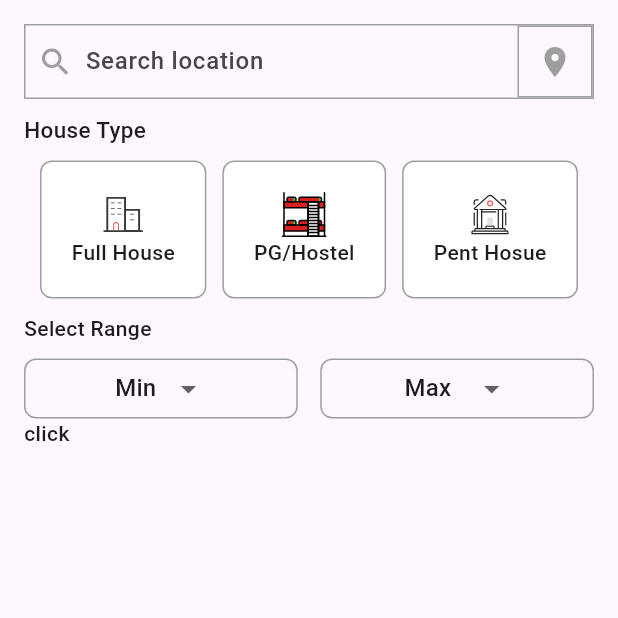
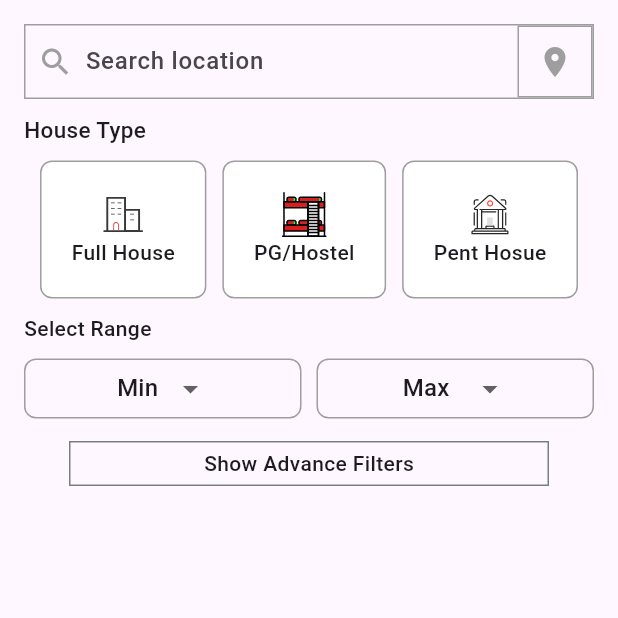
Before and after one commit to sandeepraju124/SSSv1, a Flutter app: the HouseSearch screen opened directly, on a phone screen of 412 x 824 dp, the top half of it. Run offline on Flutter 3.47's test engine with Material 3 defaults, Android fonts, the phone set to English and light mode, and no system bars; our stand-ins replace firebase_auth, firebase_core, flutter_rating_bar, flutter_screenutil, flutter_svg, freezed_annotation and 8 more; missing offline and left inert: autoscale_tabbarview; accounts and stored records are empty; network calls fail.

Commit message:
house search 3

```diff
--- a/lib/HousingServices/house_search.dart
+++ b/lib/HousingServices/house_search.dart
@@ -2,6 +2,7 @@
 
 import 'package:flutter/material.dart';
 import 'package:flutter_svg/flutter_svg.dart';
+import 'package:sssv1/utils/constants.dart';
 
 class HouseSearch extends StatefulWidget {
   const HouseSearch({super.key});
@@ -12,7 +13,9 @@ class HouseSearch extends StatefulWidget {
 
 class _HouseSearchState extends State<HouseSearch> {
   HosueType? _selectedType;
+
   bool _showAdvanceFilters = false;
+
   Map<BHKType, bool> selectedBHKTypes = {
     BHKType.BHK1: false,
     BHKType.BHK2: false,
@@ -39,6 +42,9 @@ class _HouseSearchState extends State<HouseSearch> {
     "40000",
     "50000"
   ];
+
+  String _ShowAdvance = "Show Advance Filters";
+  String _HideAdvance = "Hide Advance Filters";
 
   @override
   Widget build(BuildContext context) {
@@ -205,71 +211,73 @@ class _HouseSearchState extends State<HouseSearch> {
           Row(
             children: [
               Expanded(
-                child: Container(
-                  height: 40,
-                  decoration: BoxDecoration(
-                    borderRadius: BorderRadius.circular(8),
-                    border: Border.all(
-                      color: Colors.grey,
-                      width: 1.0,
-                    ),
-                  ),
-                  child: Center(
-                      child: DropdownButtonHideUnderline(
-                    child: DropdownButton(
-                      items: _dropDowndownOptionsMin.map((String item) {
-                        return DropdownMenuItem(value: item, child: Text(item));
-                      }).toList(),
-                      onChanged: (String? newvalue) {
-                        setState(() {
-                          _selectedDropdownMin = newvalue!;
-                        });
-                      },
-                      value: _selectedDropdownMin,
-                    ),
-                  )),
+                child: _dropDown(
+                  options: _dropDowndownOptionsMin,
+                  onChanged: (String? newvalue) {
+                    setState(() {
+                      _selectedDropdownMin = newvalue!;
+                    });
+                  },
+                  selectedValue: _selectedDropdownMin,
                 ),
               ),
-              SizedBox(width: 15,),
+              SizedBox(width: 10,),
               Expanded(
-                child: Container(
-                  height: 40,
-                  decoration: BoxDecoration(
-                    borderRadius: BorderRadius.circular(8),
-                    border: Border.all(
-                      color: Colors.grey,
-                      width: 1.0,
-                    ),
-                  ),
-                  child: Center(
-                      child: DropdownButtonHideUnderline(
-                    child: DropdownButton(
-                      items: _dropDowndownOptionsMax.map((String item) {
-                        return DropdownMenuItem(value: item, child: Text(item));
-                      }).toList(),
-                      onChanged: (String? newvalue) {
-                        setState(() {
-                          _selectedDropdownMax = newvalue!;
-                        });
-                      },
-                      value: _selectedDropdownMax,
-                    ),
-                  )),
+                child: _dropDown(
+                  options: _dropDowndownOptionsMax,
+                  onChanged: (String? newvalue) {
+                    setState(() {
+                      _selectedDropdownMax = newvalue!;
+                    });
+                  },
+                  selectedValue: _selectedDropdownMax,
                 ),
-              )
+              ),
             ],
           ),
+          SizedBox(height: 10,),
+
           GestureDetector(
-            onTap: (){
-              setState(() {
-                _showAdvanceFilters = !_showAdvanceFilters;
-              });
-              // print(_showAdvanceFilters);
-            },
-            child: Text("click")),
-            if(_showAdvanceFilters)
-            Text("advance filters")
+            onTap: () {
+                setState(() {
+                  _showAdvanceFilters = !_showAdvanceFilters;
+                });
+                // print(_showAdvanceFilters);
+              },
+            child:_showAdvanceFilters?  RetangularBorderBox(_HideAdvance): RetangularBorderBox(_ShowAdvance)),
+            if (_showAdvanceFilters)
+            Text("advance")
+
+
         ]),
+      ),
+    );
+  }
+
+  Widget _dropDown({
+    required List<String> options,
+    required ValueChanged<String?> onChanged,
+    required String selectedValue,
+  }) {
+    return Container(
+      height: 40,
+      decoration: BoxDecoration(
+        borderRadius: BorderRadius.circular(8),
+        border: Border.all(
+          color: Colors.grey,
+          width: 1.0,
+        ),
+      ),
+      child: Center(
+        child: DropdownButtonHideUnderline(
+          child: DropdownButton<String>(
+            items: options.map((String item) {
+              return DropdownMenuItem<String>(value: item, child: Text(item));
+            }).toList(),
+            onChanged: onChanged,
+            value: selectedValue,
+          ),
+        ),
       ),
     );
   }
--- a/lib/main.dart
+++ b/lib/main.dart
@@ -23,6 +23,7 @@ import 'package:sssv1/providers/test_provider.dart';
 import 'package:sssv1/providers/user_provider.dart';
 import 'package:sssv1/screens/NewUserProfile.dart';
 import 'package:sssv1/screens/SubCategoryList.dart';
+import 'package:sssv1/testing.dart';
 
 import 'package:sssv1/widgets/amenities.dart';
 import 'package:sssv1/widgets/category_grid.dart';
@@ -89,7 +90,7 @@ class MyApp extends StatelessWidget {
       theme: ThemeData(
         primarySwatch: Colors.blue,
       ),
-      // home: HouseSearch(),
+      // home: MyHomePageee(),
       // home:CommentSection(index: 1),
       // home: AskForCommunityUiTest(uid: "SWEFOO1111111111"),
 
--- a/lib/utils/constants.dart
+++ b/lib/utils/constants.dart
@@ -80,3 +80,45 @@ final kButtonTextStyle = TextStyle(
 //         displayColor: kDarkSecondaryColor,
 //       ),
 // );
+
+// Container(
+//                                   alignment: Alignment.center,
+//                                   margin: EdgeInsets.symmetric(
+//                                       horizontal: 30, vertical: 5),
+//                                   height: 30,
+//                                   width: double.infinity,
+//                                   decoration: BoxDecoration(
+//                                     border: Border.all(
+//                                         color: secondaryColor20LightTheme),
+//                                   ),
+//                                   child: Text(
+//                                       "Show ${data.askCommunityData!.data.length - displayQuestionCount} more questions"),
+//                                 ),
+
+Widget RetangularBorderBox(TextMsg) {
+  return Container(
+    height: 30,
+    width: double.infinity,
+    decoration: BoxDecoration(
+      border: Border.all(color: secondaryColor20LightTheme),
+    ),
+    alignment: Alignment.center,
+    margin: EdgeInsets.symmetric(horizontal: 30, vertical: 5),
+    child: Text(TextMsg),
+  );
+}
+
+
+// Container(
+//                                   alignment: Alignment.center,
+//                                   margin: EdgeInsets.symmetric(
+//                                       horizontal: 30, vertical: 5),
+//                                   height: 30,
+//                                   width: double.infinity,
+//                                   decoration: BoxDecoration(
+//                                     border: Border.all(
+//                                         color: secondaryColor20LightTheme),
+//                                   ),
+//                                   child: Text(
+//                                        more questions"),
+//                                 );
```
Also changed, not shown: lib/testing.dart (added, +50 -0 lines).
